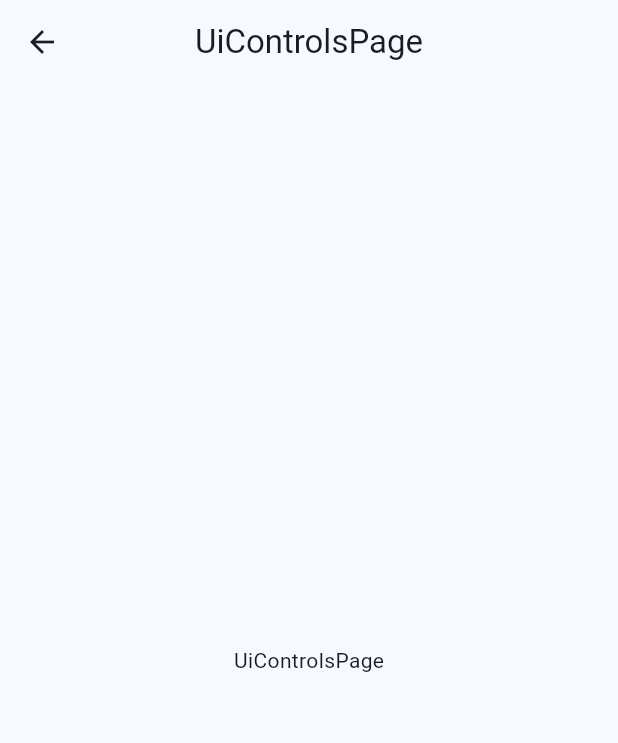
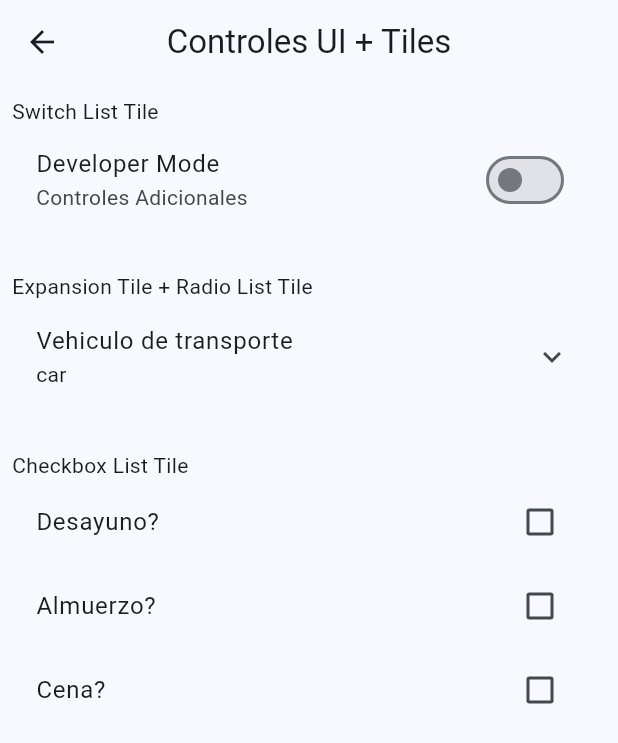
Before and after one commit to AlDaniel1337/fl_widgets_app, a Flutter app: the UiControlsPage screen opened by its route, on a phone screen of 412 x 824 dp. Shown: the top 743 px of the screen. Run offline on Flutter 3.47's test engine with Material 3 defaults, Android fonts, the phone set to English and light mode, and no system bars; our stand-ins replace get.

Commit message:
Pantalla de controles ui terminada

```diff
--- a/lib/presentation/menu/menu_items.dart
+++ b/lib/presentation/menu/menu_items.dart
@@ -39,4 +39,11 @@ const appMenuItems = <MenuItems>[
     icon: Icons.check_box_outline_blank
   ),
 
+  MenuItems(
+    title: "Controles UI + Tile",
+    subTitle: "Una serie de controles de Flutter",
+    link: UiControlsPage.route,
+    icon: Icons.car_rental_outlined
+  ),
+
 ];
--- /dev/null
+++ b/lib/presentation/pages/ui_controls/controller/ui_controls_controller.dart
@@ -0,0 +1,30 @@
+
+
+import 'package:get/get.dart';
+
+/// UiControlsController uiControlsController = Get.put(UiControlsController());
+
+enum Transportation { car, plane, boat, submarine }
+
+class UiControlsController extends GetxController{
+
+  final _isInDeveloperMode = false.obs;
+  bool get isInDeveloperMode => _isInDeveloperMode.value;
+  void setIsInDeveloperMode() => _isInDeveloperMode.value = !_isInDeveloperMode.value;
+
+  Rx<Transportation> selectedTransportation = Transportation.car.obs;
+  void setSelectedTransportation( Transportation value) => selectedTransportation.value = value;
+
+  final _wantsBreakfast = false.obs;
+  get wantsBreakfast => _wantsBreakfast;
+  set wantsBreakfast(_) => _wantsBreakfast.value = !_wantsBreakfast.value;
+
+  final _wantsLunch = false.obs;
+  get wantsLunch => _wantsLunch;
+  set wantsLunch(_) => _wantsLunch.value = !_wantsLunch.value;
+
+  final _wantsDinner = false.obs;
+  get wantsDinner => _wantsDinner;
+  set wantsDinner(_) => _wantsDinner.value = !_wantsDinner.value;
+
+}
--- a/lib/presentation/pages/ui_controls/ui_controls_page.dart
+++ b/lib/presentation/pages/ui_controls/ui_controls_page.dart
@@ -1,4 +1,6 @@
 import 'package:flutter/material.dart';
+import 'package:get/get.dart';
+import 'package:widgets_app/presentation/pages/ui_controls/controller/ui_controls_controller.dart';
 
 class UiControlsPage extends StatelessWidget {
 
@@ -8,16 +10,68 @@ class UiControlsPage extends StatelessWidget {
 
   @override
   Widget build(BuildContext context) {
+
+    UiControlsController uiControlsController = Get.put(UiControlsController());
+
     return Scaffold(
 
       appBar: AppBar(
-         title: const Text('UiControlsPage'),
+         title: const Text('Controles UI + Tiles'),
          centerTitle: true,
       ),
 
-      body: const Center(
-         child: Text('UiControlsPage'),
-      ),
-    );
+      body: Padding(
+        padding: const EdgeInsets.all(8.0),
+        child: Obx( () => ListView(
+          physics: const ClampingScrollPhysics(),
+          children: [
+
+            const Text( "Switch List Tile" ),
+            SwitchListTile(
+              title: const Text( "Developer Mode" ),
+              subtitle: const Text( "Controles Adicionales" ),
+              value: uiControlsController.isInDeveloperMode,
+              onChanged:(value) => uiControlsController.setIsInDeveloperMode(),
+            ),
+
+
+            SizedBox(height: 25),
+            const Text( "Expansion Tile + Radio List Tile" ),
+            ExpansionTile(
+              title: const Text("Vehiculo de transporte"),
+              subtitle: Text(uiControlsController.selectedTransportation.value.name),
+              children: [
+                ...Transportation.values.map((transportation) =>  RadioListTile(
+                  title: Text(transportation.name),
+                  value: transportation,
+                  groupValue: uiControlsController.selectedTransportation.value,
+                  onChanged: (value) => uiControlsController.setSelectedTransportation(value ?? Transportation.car)
+                )),
+              ],
+            ),
+
+
+            SizedBox(height: 25),
+            const Text( "Checkbox List Tile" ),
+            CheckboxListTile(
+              title: const Text("Desayuno?"),
+              value: uiControlsController.wantsBreakfast.value,
+              onChanged: (val) => uiControlsController.wantsBreakfast(val),
+            ),
+            CheckboxListTile(
+              title: const Text("Almuerzo?"),
+              value: uiControlsController.wantsLunch.value,
+              onChanged: (val) => uiControlsController.wantsLunch(val),
+            ),
+            CheckboxListTile(
+              title: const Text("Cena?"),
+              value: uiControlsController.wantsDinner.value,
+              onChanged: (val) => uiControlsController.wantsDinner(val),
+            ),
+
+          ],
+        ),
+            ),
+      ));
   }
 }
```
